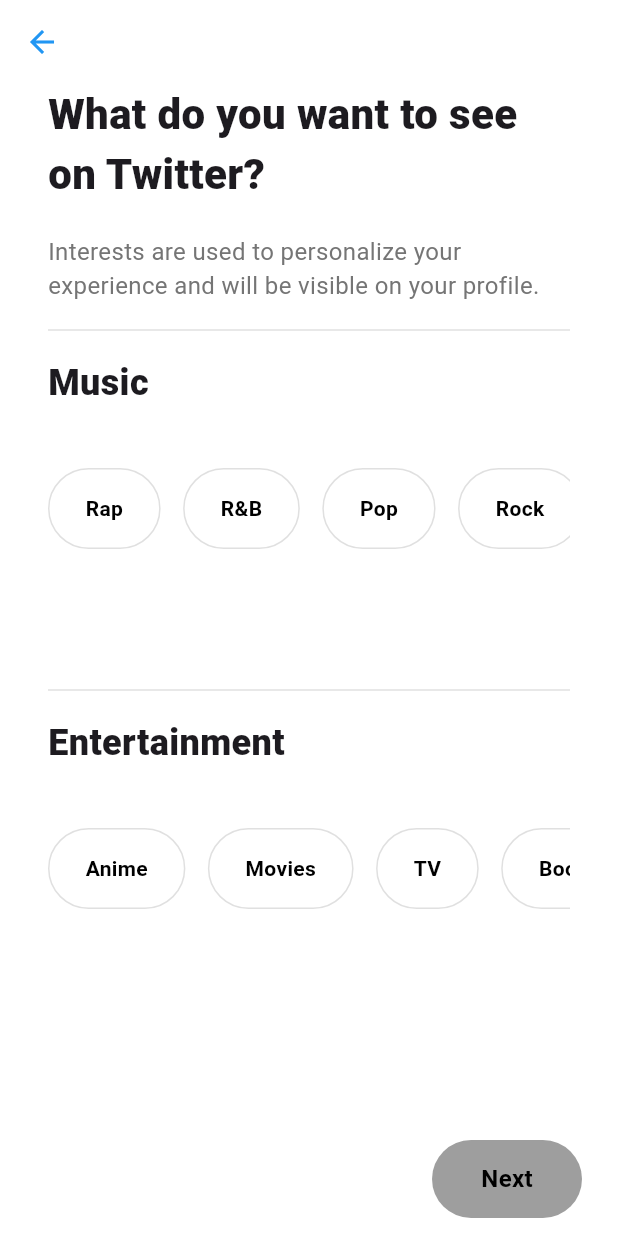
After one commit to seoyeong6/twitter, a Flutter app: the InterestsPartTwo screen opened directly, on a phone screen of 412 x 824 dp. The commit adds this screen. Run offline on Flutter 3.47's test engine with Material 3 defaults, Android fonts, the phone set to English and light mode, and no system bars; our stand-ins replace font_awesome_flutter.

Commit message:
feat: interest_part_two 진행중

```diff
--- /dev/null
+++ b/lib/screens/login/interests_part_two.dart
@@ -0,0 +1,279 @@
+import 'package:flutter/material.dart';
+import 'package:twitter/contents/sizes.dart';
+import 'package:twitter/contents/gaps.dart';
+
+List<String> musics = [
+  'Rap',
+  'R&B',
+  'Pop',
+  'Rock',
+  'Jazz',
+  'Hip-hop',
+  'Country',
+  'Electronic',
+  'Classical',
+  'Metal',
+  'Folk',
+  'Reggae',
+  'Blues',
+  'Soul',
+];
+
+List<String> entertainments = [
+  'Anime',
+  'Movies',
+  'TV',
+  'Books',
+  'Comics',
+  'Podcasts',
+  'Games',
+  'Gaming',
+  'Sports',
+  'Fashion',
+  'Art',
+  'Celebrities',
+  'Food',
+  'Travel',
+];
+
+class InterestsPartTwo extends StatefulWidget {
+  const InterestsPartTwo({super.key});
+
+  @override
+  State<InterestsPartTwo> createState() => _InterestsPartTwoState();
+}
+
+class _InterestsPartTwoState extends State<InterestsPartTwo> {
+  final ScrollController _scrollController = ScrollController();
+  final List<String> _selectedInterests = [];
+
+  bool get isSelected => _selectedInterests.length >= 3;
+
+  void _setMusic(String music) {
+    setState(() {
+      if (_selectedInterests.contains(music)) {
+        _selectedInterests.remove(music);
+      } else {
+        _selectedInterests.add(music);
+      }
+    });
+  }
+
+  void _setEntertainment(String entertainment) {
+    setState(() {
+      if (_selectedInterests.contains(entertainment)) {
+        _selectedInterests.remove(entertainment);
+      } else {
+        _selectedInterests.add(entertainment);
+      }
+    });
+  }
+
+  @override
+  void dispose() {
+    _scrollController.dispose();
+    super.dispose();
+  }
+
+  @override
+  Widget build(BuildContext context) {
+    return Scaffold(
+      appBar: AppBar(),
+      body: Scrollbar(
+        controller: _scrollController,
+        child: SingleChildScrollView(
+          controller: _scrollController,
+          child: Padding(
+            padding: const EdgeInsets.only(
+              left: Sizes.size32,
+              right: Sizes.size32,
+              bottom: Sizes.size36,
+            ),
+            child: Column(
+              crossAxisAlignment: CrossAxisAlignment.start,
+              children: [
+                Text(
+                  'What do you want to see on Twitter?',
+                  style: TextStyle(
+                    fontSize: Sizes.size28,
+                    fontWeight: FontWeight.w800,
+                  ),
+                ),
+                Gaps.v20,
+                Text(
+                  'Interests are used to personalize your experience and will be visible on your profile.',
+                  style: TextStyle(
+                    fontSize: Sizes.size16,
+                    color: Colors.grey.shade600,
+                  ),
+                ),
+                Gaps.v10,
+                Divider(color: Colors.grey.shade300),
+                Gaps.v10,
+                Text(
+                  "Music",
+                  style: TextStyle(
+                    fontSize: Sizes.size24,
+                    fontWeight: FontWeight.w800,
+                  ),
+                ),
+                Gaps.v40,
+                SingleChildScrollView(
+                  scrollDirection: Axis.horizontal,
+                  child: SizedBox(
+                    height: 100,
+                    child: Wrap(
+                      runSpacing: 15,
+                      spacing: 15,
+                      children: [
+                        for (var music in musics)
+                          GestureDetector(
+                            onTap: () {
+                              _setMusic(music);
+                            },
+                            child: Container(
+                              padding: EdgeInsets.symmetric(
+                                vertical: Sizes.size16,
+                                horizontal: Sizes.size24,
+                              ),
+                              decoration: BoxDecoration(
+                                color:
+                                    _selectedInterests.contains(music)
+                                        ? Theme.of(context).primaryColor
+                                        : Colors.white,
+                                borderRadius: BorderRadius.circular(
+                                  Sizes.size32,
+                                ),
+                                border: Border.all(color: Colors.grey.shade300),
+                                boxShadow: [
+                                  BoxShadow(
+                                    color: Colors.white,
+                                    blurRadius: 10,
+                                  ),
+                                ],
+                              ),
+                              child: Text(
+                                music,
+                                style: TextStyle(
+                                  fontSize: Sizes.size14,
+                                  fontWeight: FontWeight.w600,
+                                  color:
+                                      _selectedInterests.contains(music)
+                                          ? Colors.white
+                                          : Colors.black,
+                                ),
+                              ),
+                            ),
+                          ),
+                      ],
+                    ),
+                  ),
+                ),
+                Gaps.v40,
+                Divider(color: Colors.grey.shade300),
+                Gaps.v10,
+                Text(
+                  "Entertainment",
+                  style: TextStyle(
+                    fontSize: Sizes.size24,
+                    fontWeight: FontWeight.w800,
+                  ),
+                ),
+                Gaps.v40,
+                SingleChildScrollView(
+                  scrollDirection: Axis.horizontal,
+                  child: SizedBox(
+                    height: 100,
+                    child: Wrap(
+                      runSpacing: 15,
+                      spacing: 15,
+                      children: [
+                        for (var entertainment in entertainments)
+                          GestureDetector(
+                            onTap: () {
+                              _setEntertainment(entertainment);
+                            },
+                            child: Container(
+                              padding: EdgeInsets.symmetric(
+                                vertical: Sizes.size16,
+                                horizontal: Sizes.size24,
+                              ),
+                              decoration: BoxDecoration(
+                                color:
+                                    _selectedInterests.contains(entertainment)
+                                        ? Theme.of(context).primaryColor
+                                        : Colors.white,
+                                borderRadius: BorderRadius.circular(
+                                  Sizes.size32,
+                                ),
+                                border: Border.all(color: Colors.grey.shade300),
+                                boxShadow: [
+                                  BoxShadow(
+                                    color: Colors.white,
+                                    blurRadius: 10,
+                                  ),
+                                ],
+                              ),
+                              child: Text(
+                                entertainment,
+                                style: TextStyle(
+                                  fontSize: Sizes.size14,
+                                  fontWeight: FontWeight.w600,
+                                  color:
+                                      _selectedInterests.contains(entertainment)
+                                          ? Colors.white
+                                          : Colors.black,
+                                ),
+                              ),
+                            ),
+                          ),
+                      ],
+                    ),
+                  ),
+                ),
+              ],
+            ),
+          ),
+        ),
+      ),
+      bottomNavigationBar: BottomAppBar(
+        color: Colors.white,
+        padding: EdgeInsets.only(
+          top: Sizes.size16,
+          bottom: Sizes.size12,
+          left: Sizes.size24,
+          right: Sizes.size24,
+        ),
+        child: Row(
+          mainAxisAlignment: MainAxisAlignment.end,
+          children: [
+            GestureDetector(
+              onTap: () {},
+              child: Container(
+                padding: EdgeInsets.symmetric(
+                  vertical: Sizes.size8,
+                  horizontal: Sizes.size16,
+                ),
+                width: 100,
+                alignment: Alignment.center,
+                decoration: BoxDecoration(
+                  color:
+                      isSelected ? Theme.of(context).primaryColor : Colors.grey,
+                  borderRadius: BorderRadius.circular(Sizes.size32),
+                ),
+                child: Text(
+                  'Next',
+                  style: TextStyle(
+                    color: isSelected ? Colors.white : Colors.black,
+                    fontSize: Sizes.size16,
+                    fontWeight: FontWeight.w600,
+                  ),
+                ),
+              ),
+            ),
+          ],
+        ),
+      ),
+    );
+  }
+}
--- a/lib/screens/login/interests_screen.dart
+++ b/lib/screens/login/interests_screen.dart
@@ -1,6 +1,7 @@
 import 'package:flutter/material.dart';
 import 'package:twitter/contents/sizes.dart';
 import 'package:twitter/contents/gaps.dart';
+import 'package:twitter/screens/login/interests_part_two.dart';
 
 List<String> interests = [
   'Fashion\n&beauty',
@@ -73,7 +74,9 @@ class _InterestsScreenState extends State<InterestsScreen> {
                     color: Colors.grey.shade600,
                   ),
                 ),
-                Gaps.v40,
+                Gaps.v10,
+                Divider(color: Colors.grey.shade300),
+                Gaps.v10,
                 Wrap(
                   runSpacing: 15,
                   spacing: 15,
@@ -148,7 +151,16 @@ class _InterestsScreenState extends State<InterestsScreen> {
           mainAxisAlignment: MainAxisAlignment.spaceBetween,
           children: [
             Text("Great work!"),
-            Container(
+            GestureDetector(
+              onTap: () {
+                if (isSelected) {
+                  Navigator.push(
+                    context,
+                    MaterialPageRoute(builder: (context) => InterestsPartTwo()),
+                  );
+                }
+              },
+              child: Container(
                 padding: EdgeInsets.symmetric(
                   vertical: Sizes.size8,
                   horizontal: Sizes.size16,
@@ -157,7 +169,7 @@ class _InterestsScreenState extends State<InterestsScreen> {
                 alignment: Alignment.center,
                 decoration: BoxDecoration(
                   color:
-                    isSelected ? Theme.of(context).primaryColor : Colors.white,
+                      isSelected ? Theme.of(context).primaryColor : Colors.grey,
                   borderRadius: BorderRadius.circular(Sizes.size32),
                 ),
                 child: Text(
@@ -169,6 +181,7 @@ class _InterestsScreenState extends State<InterestsScreen> {
                   ),
                 ),
               ),
+            ),
           ],
         ),
       ),
```
Lines whose indentation alone changed are shown as unchanged.
